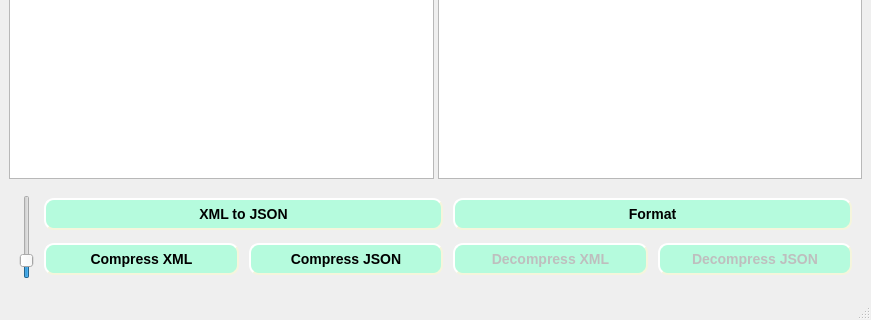
First picture: the form in Forms/xml_editor.ui, repository Moatsm-prog/XML-To-JSON-1, before the edit; both pictures show x 0 to 871 and y 280 to 600 of the 871 by 600 pixel window.
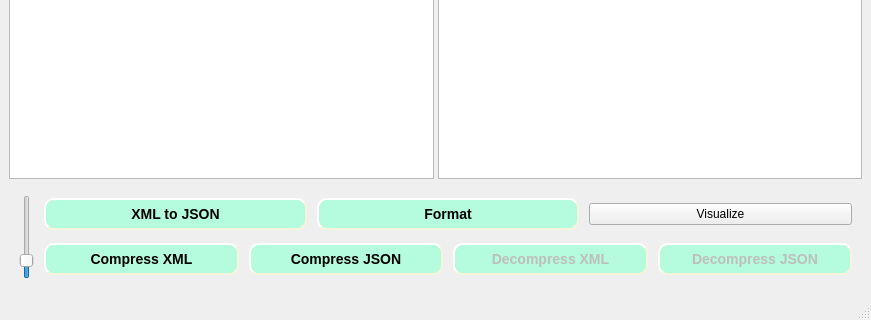
Second picture: the form after the edit. Icons and pictures are not drawn.

Commit message: visualize the graph

```diff
--- a/Forms/xml_editor.ui
+++ b/Forms/xml_editor.ui
@@ -206,6 +206,13 @@
               </property>
              </widget>
             </item>
+            <item>
+             <widget class="QPushButton" name="visualize">
+              <property name="text">
+               <string>Visualize</string>
+              </property>
+             </widget>
+            </item>
            </layout>
           </item>
           <item>
```
The commit also changes 8 other files.
